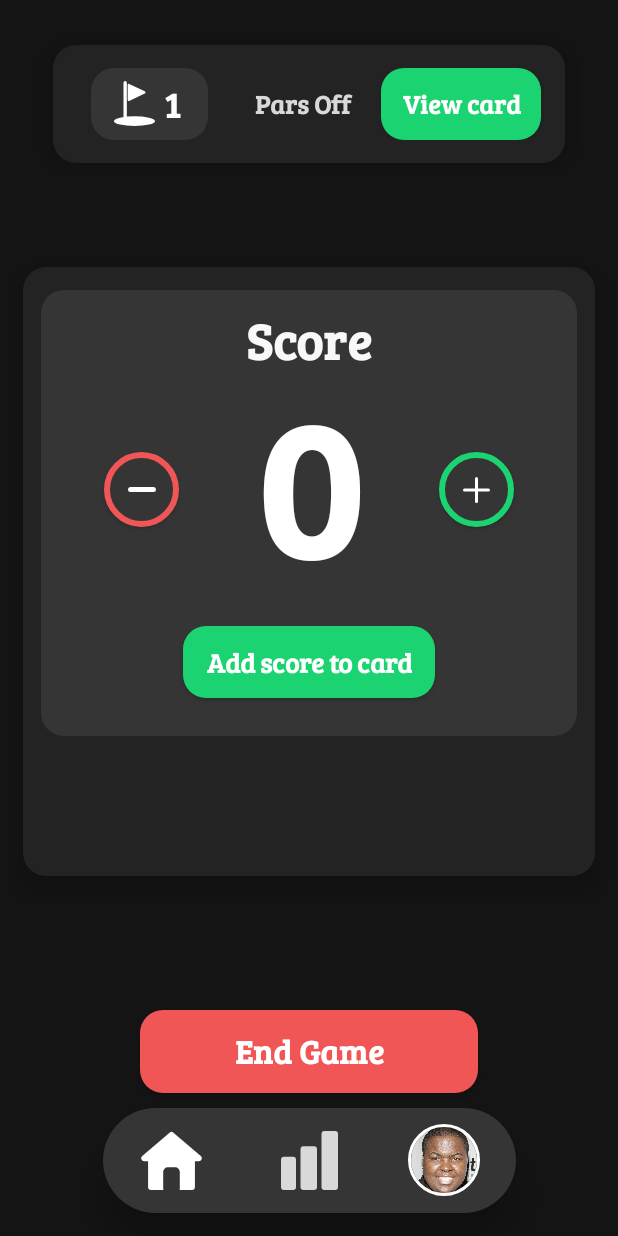
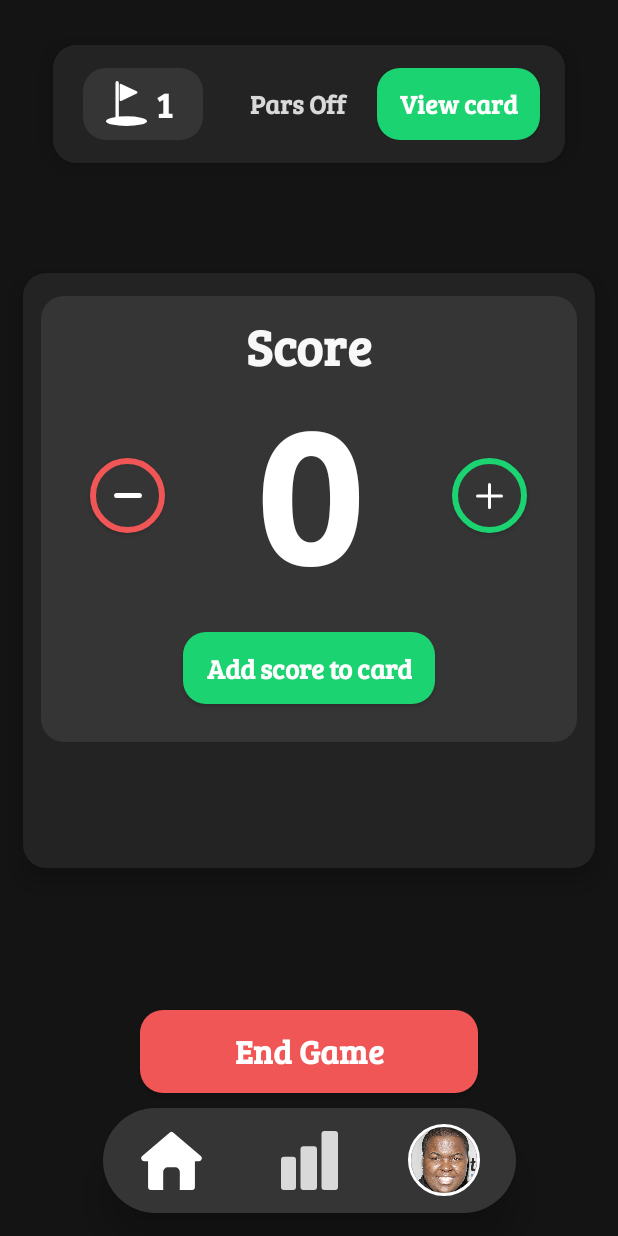
Before and after one commit to Jogira/Putt-Putt-Scorecard-Android-App, an Android app: the AddPointsActivity screen opened directly, with no data from a screen before it, on a phone screen of 412 x 824 dp. Run offline under Robolectric (Android 15) with nearby library versions, the phone set to English and light mode, and no system bars; our stand-ins replace CircleImageView; 6 statements that could not run were skipped.

```diff
--- a/app/build.gradle
+++ b/app/build.gradle
@@ -29,12 +29,9 @@
     implementation 'androidx.recyclerview:recyclerview:1.1.0'
     implementation 'com.google.android.material:material:1.3.0'
     implementation 'androidx.gridlayout:gridlayout:1.0.0'
-    implementation 'com.opencsv:opencsv:5.3'
     testImplementation 'junit:junit:4.13.2'
     androidTestImplementation 'androidx.test.ext:junit:1.1.2'
     androidTestImplementation 'androidx.test.espresso:espresso-core:3.3.0'
     implementation 'de.hdodenhof:circleimageview:3.1.0'
-    implementation 'com.opencsv:opencsv:5.3'
-    implementation 'com.amulyakhare:com.amulyakhare.textdrawable:1.0.1'
 
 }
--- a/app/src/main/java/com/example/minigolfapp/AddPlayersActivity.java
+++ b/app/src/main/java/com/example/minigolfapp/AddPlayersActivity.java
@@ -4,12 +4,10 @@
 import android.content.Intent;
 import android.graphics.Color;
 import android.graphics.PorterDuff;
-import android.graphics.drawable.ColorDrawable;
 import android.graphics.drawable.Drawable;
 import android.os.Bundle;
 import android.os.Handler;
 import android.util.Log;
-import android.view.Gravity;
 import android.view.View;
 import android.view.ViewGroup;
 import android.view.animation.Animation;
@@ -25,8 +23,6 @@
 import androidx.appcompat.app.AppCompatActivity;
 import androidx.gridlayout.widget.GridLayout;
 
-import com.opencsv.CSVWriter;
-
 import java.io.FileOutputStream;
 import java.io.IOException;
 import java.text.SimpleDateFormat;
@@ -38,7 +34,6 @@
 
 import de.hdodenhof.circleimageview.CircleImageView;
 
-import static android.view.Gravity.CENTER;
 
 
 public class AddPlayersActivity extends AppCompatActivity {
--- a/app/src/main/res/layout/add_points.xml
+++ b/app/src/main/res/layout/add_points.xml
@@ -111,7 +111,7 @@
             android:id="@+id/CurrentHole"
             android:layout_width="wrap_content"
             android:layout_height="match_parent"
-            android:layout_marginStart="15dp"
+            android:layout_marginStart="10dp"
             android:layout_marginEnd="25dp"
             android:layout_weight=".35"
             android:background="@drawable/rounded_background"
@@ -213,8 +213,8 @@
                 android:id="@+id/scoreLinearLayout"
                 android:layout_width="match_parent"
                 android:layout_height="wrap_content"
-                android:layout_marginStart="35dp"
-                android:layout_marginEnd="35dp"
+                android:layout_marginStart="25dp"
+                android:layout_marginEnd="25dp"
                 android:gravity="center_horizontal|center_vertical"
                 android:orientation="horizontal"
                 android:weightSum="1">
@@ -279,14 +279,15 @@
         <HorizontalScrollView
             android:id="@+id/horizontalScrollView"
             android:layout_width="wrap_content"
-            android:layout_height="80dp"
-            android:layout_marginTop="8dp"
+            android:layout_height="70dp"
+            android:layout_marginTop="5dp"
+            android:layout_marginBottom="3dp"
             android:requiresFadingEdge="horizontal">
 
             <LinearLayout
                 android:id="@+id/playerIconView"
                 android:layout_width="wrap_content"
-                android:layout_height="80dp"
+                android:layout_height="match_parent"
                 android:gravity="center_vertical"
                 android:orientation="horizontal"
                 android:paddingStart="5dp"
@@ -294,8 +295,8 @@
 
                 <de.hdodenhof.circleimageview.CircleImageView
                     android:id="@+id/gameViewPlayerTurnImageView"
-                    android:layout_width="70dp"
-                    android:layout_height="70dp"
+                    android:layout_width="55dp"
+                    android:layout_height="55dp"
                     android:src="@drawable/sean_kingston_profile"
                     android:translationZ="4dp" />
             </LinearLayout>
```
Also changed, not shown: app/src/main/java/com/example/minigolfapp/AddPointsActivity.java (+9 -9 lines).
